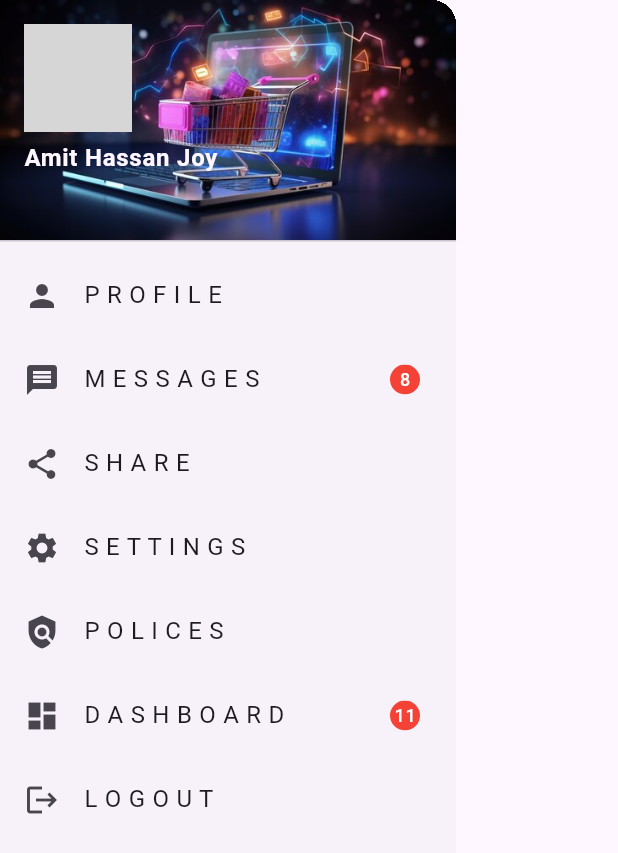
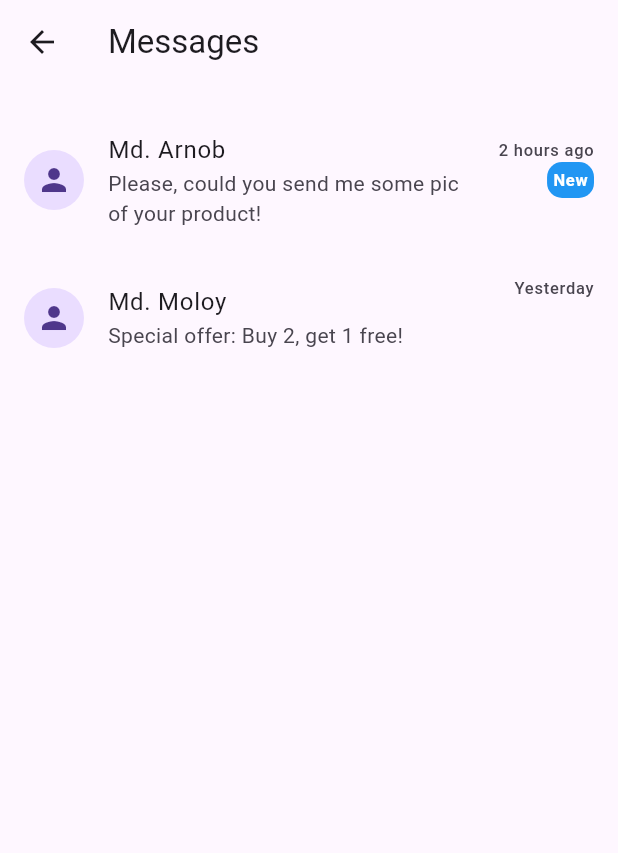
Before and after one commit to AmitHJoy55/eBUY_250, a Flutter app: the NavBar widget shown alone on an empty page, opened directly, after a tap on "M E S S A G E S", on a phone screen of 412 x 824 dp. Shown: the top 853 px of the screen. Run offline on Flutter 3.47's test engine with Material 3 defaults, Android fonts, the phone set to English and light mode, and no system bars; our stand-ins replace cloud_firestore, file_picker, firebase_auth, firebase_core, google_fonts; accounts and stored records are empty; network calls fail; grey boxes are pictures that could not be loaded.

Commit message:
All the functionalities of navbar buttons are added
Navbar contains such button as profile, messages, notifications, settings , policies, dashboard & logout. If we click on any of the buttons it will show a page contains the meaningful functionalities of each buttons.

```diff
--- /dev/null
+++ b/lib/Pages/message_page.dart
@@ -0,0 +1,81 @@
+import 'package:flutter/material.dart';
+
+class MessagePage extends StatelessWidget {
+  @override
+  Widget build(BuildContext context) {
+    return Scaffold(
+      appBar: AppBar(
+        title: Text('Messages'),
+      ),
+      body: ListView(
+        padding: EdgeInsets.all(16.0),
+        children: [
+          MessageItem(
+            sender: 'Md. Arnob',
+            message: 'Please, could you send me some pic of your product!',
+            time: '2 hours ago',
+            unread: true,
+          ),
+          MessageItem(
+            sender: 'Md. Moloy',
+            message: 'Special offer: Buy 2, get 1 free!',
+            time: 'Yesterday',
+            unread: false,
+          ),
+          // Add more MessageItems as needed
+        ],
+      ),
+    );
+  }
+}
+
+class MessageItem extends StatelessWidget {
+  final String sender;
+  final String message;
+  final String time;
+  final bool unread;
+
+  const MessageItem({
+    required this.sender,
+    required this.message,
+    required this.time,
+    required this.unread,
+  });
+
+  @override
+  Widget build(BuildContext context) {
+    return ListTile(
+      contentPadding: EdgeInsets.symmetric(vertical: 8.0),
+      leading: CircleAvatar(
+        child: Icon(Icons.person),
+      ),
+      title: Text(sender),
+      subtitle: Text(message),
+      trailing: Column(
+        crossAxisAlignment: CrossAxisAlignment.end,
+        children: [
+          Text(time),
+          if (unread)
+            Container(
+              padding: EdgeInsets.all(4.0),
+              decoration: BoxDecoration(
+                color: Colors.blue,
+                borderRadius: BorderRadius.circular(10.0),
+              ),
+              child: Text(
+                'New',
+                style: TextStyle(
+                  color: Colors.white,
+                  fontWeight: FontWeight.bold,
+                ),
+              ),
+            ),
+        ],
+      ),
+      onTap: () {
+        // Handle tapping on a message
+        // Navigate to a detailed message screen or take other actions
+      },
+    );
+  }
+}
--- a/lib/widgets/HomePage/MsgButton.dart
+++ b/lib/widgets/HomePage/MsgButton.dart
@@ -3,7 +3,6 @@ import 'package:flutter/material.dart';
 import 'package:google_fonts/google_fonts.dart';
 
 class MsgButton extends StatelessWidget{
-
 
   const MsgButton({
     super.key
@@ -29,5 +28,4 @@ class MsgButton extends StatelessWidget{
       ),
     );
   }
-
 }
--- a/lib/widgets/HomePage/NavBar.dart
+++ b/lib/widgets/HomePage/NavBar.dart
@@ -1,4 +1,9 @@
 import 'package:cloud_firestore/cloud_firestore.dart';
+import 'package:ebuy_250/Pages/home_page.dart';
+import 'package:ebuy_250/Pages/message_page.dart';
+import 'package:ebuy_250/Pages/notification_page.dart';
+import 'package:ebuy_250/Pages/policy_page.dart';
+import 'package:ebuy_250/Pages/setting_page.dart';
 import 'package:ebuy_250/Pages/user_profile.dart';
 import 'package:firebase_auth/firebase_auth.dart';
 import 'package:flutter/material.dart';
@@ -14,11 +19,14 @@ class NavBar extends StatelessWidget{
 
   void signOut(){
     FirebaseAuth.instance.signOut();
+    // onTap() =>  Navigator.push(context,
+    //     MaterialPageRoute(builder: (context) => ProfilePage()) );
   }
 
   @override
   Widget build(BuildContext context) {
     return Drawer(
+      backgroundColor:  Color(0xfff57BEE7),
       child: ListView(
         padding: EdgeInsets.zero,
         children: [
@@ -54,10 +62,9 @@ class NavBar extends StatelessWidget{
           ),
 
 
-
           ListTile(
             leading: Icon(Icons.person),
-            title: Text('P R O F I L E'),
+            title: Text('P R O F I L E', ),
             onTap:  (){
               Navigator.push(
                   context,
@@ -70,7 +77,9 @@ class NavBar extends StatelessWidget{
           ListTile(
             leading: Icon(Icons.message),
             title: Text('M E S S A G E S'),
-            onTap:  () => null,
+            onTap:  () => Navigator.push(
+                context,
+                MaterialPageRoute(builder: (context) => MessagePage()) ),
             trailing: ClipOval(
               child: Container(
                 color: Colors.red,
@@ -92,30 +101,34 @@ class NavBar extends StatelessWidget{
 
 
           ListTile(
-            leading: Icon(Icons.share),
-            title: Text('S H A R E'),
-            onTap:  () => null,
+            leading: Icon(Icons.notification_add),
+            title: Text('N O T I F I C A T I O N S'),
+            onTap:  () => Navigator.push(
+                context,
+                MaterialPageRoute(builder: (context) => NotificationPage()) ),
           ),
 
 
           ListTile(
             leading: Icon(Icons.settings),
             title: Text('S E T T I N G S'),
-            onTap:  () => null,
+            onTap:  () => Navigator.push(
+                context,
+                MaterialPageRoute(builder: (context) => SettingsPage()) ),
           ),
 
 
           ListTile(
             leading: Icon(Icons.policy),
             title: Text('P O L I C E S'),
-            onTap:  () => null,
+            onTap:  () => Navigator.push(context, MaterialPageRoute(builder: (context) => PoliciesPage()) ),
           ),
 
 
           ListTile(
             leading: Icon(Icons.dashboard),
             title: Text('D A S H B O A R D'),
-            onTap:  () => null,
+            onTap:  () => Navigator.push(context, MaterialPageRoute(builder: (context) => const HomePage()) ),
             trailing: ClipOval(
               child: Container(
                 color: Colors.red,
--- a/lib/widgets/HomePage/PostWidget.dart
+++ b/lib/widgets/HomePage/PostWidget.dart
@@ -21,11 +21,8 @@ class _PostWiget extends State<PostWiget>{
         appBar: AppBar(title: Text("Edit Post"),
     backgroundColor: Color(0xfff57BEE7),
     ),
-
       body : Container(
-
       margin: EdgeInsets.all(10),
-
       decoration: BoxDecoration(
         color: Colors.white,
         borderRadius: BorderRadius.circular(20),
```
Also changed, not shown: lib/Pages/notification_page.dart (added, +97 -0 lines), lib/Pages/policy_page.dart (added, +46 -0 lines), lib/Pages/setting_page.dart (added, +59 -0 lines), lib/widgets/HomePage/PostLinkWidget.dart (+7 -7 lines).
